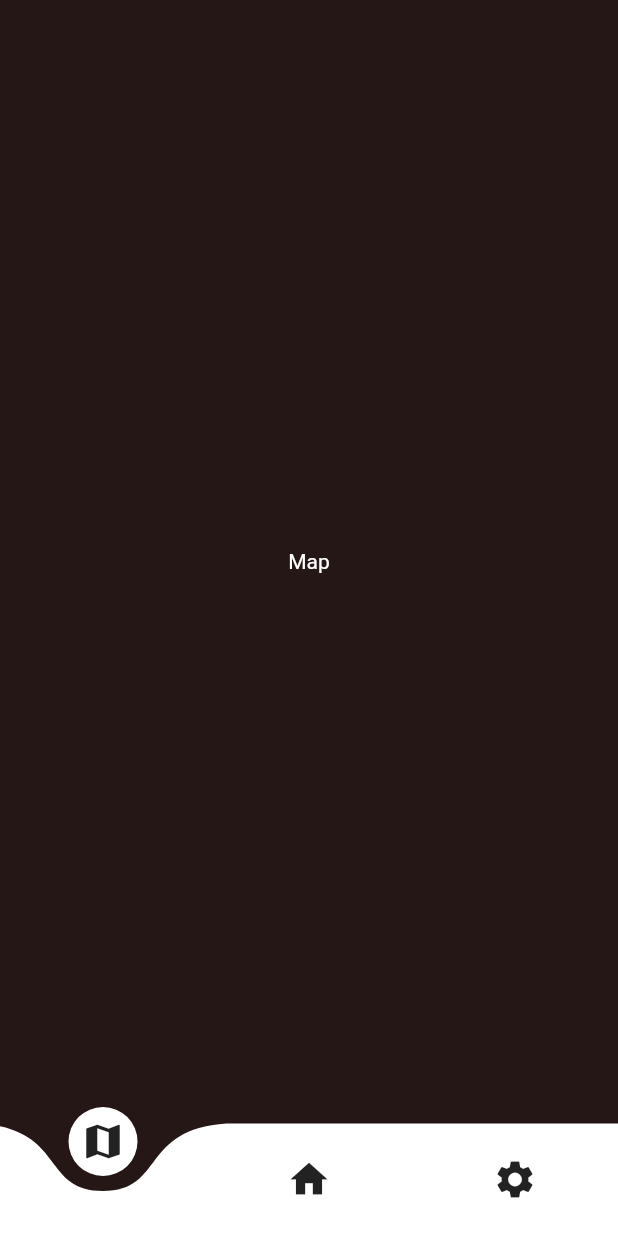
After one commit to MarcelALng/near_me_2021, a Flutter app: the screen it shows after launch, swiped to page 2, on a phone screen of 412 x 824 dp. The commit adds this screen. Run offline on Flutter 3.47's test engine with Material 2 defaults, Android fonts, the phone set to English and light mode, and no system bars; drawn by our look-alikes of curved_navigation_bar; our stand-ins replace google_fonts.

Commit message:
[Contents] Refactor home screen body use page view then create config/home/map content ok

```diff
--- /dev/null
+++ b/lib/contents/map_content.dart
@@ -0,0 +1,16 @@
+import 'package:flutter/material.dart';
+
+class MapContent extends StatelessWidget {
+  const MapContent({Key key}) : super(key: key);
+
+  @override
+  Widget build(BuildContext context) {
+    return Container(
+      alignment: Alignment.center,
+      child: Text(
+        "Map",
+        style: TextStyle(color: Colors.white),
+      ),
+    );
+  }
+}
--- a/lib/home_screen.dart
+++ b/lib/home_screen.dart
@@ -1,6 +1,8 @@
 import 'package:flutter/material.dart';
+import 'package:near_me_2021/contents/config_content.dart';
 
-import 'package:google_fonts/google_fonts.dart';
+import 'contents/home_content.dart';
+import 'contents/map_content.dart';
 import 'package:curved_navigation_bar/curved_navigation_bar.dart';
 
 class HomeScreen extends StatelessWidget {
@@ -15,25 +17,11 @@ class HomeScreen extends StatelessWidget {
           Icon(Icons.settings, size: 30.0),
         ],
       ),
-        body: SafeArea(
-          child: Column(
-            crossAxisAlignment: CrossAxisAlignment.stretch,
-            mainAxisAlignment: MainAxisAlignment.center,
-            children: <Widget>[
-              Image.asset('assets/logofork.png'),
-              SizedBox(
-                height: 5.0,
-              ),
-              Text(
-                'Near Me',
-                textAlign: TextAlign.center,
-                style: GoogleFonts.quicksand(
-                    color: Colors.white38,
-                    fontSize: 45,
-                    fontWeight: FontWeight.bold),
-              ),
-            ],
-          ),
-        ));
+      body: PageView(children: <Widget>[
+        HomeContent(),
+        MapContent(),
+        ConfigContent(),
+      ]),
+    );
   }
 }
```
Also changed, not shown: lib/contents/config_content.dart (added, +16 -0 lines), lib/contents/home_content.dart (added, +31 -0 lines). Lines whose indentation alone changed are shown as unchanged.
